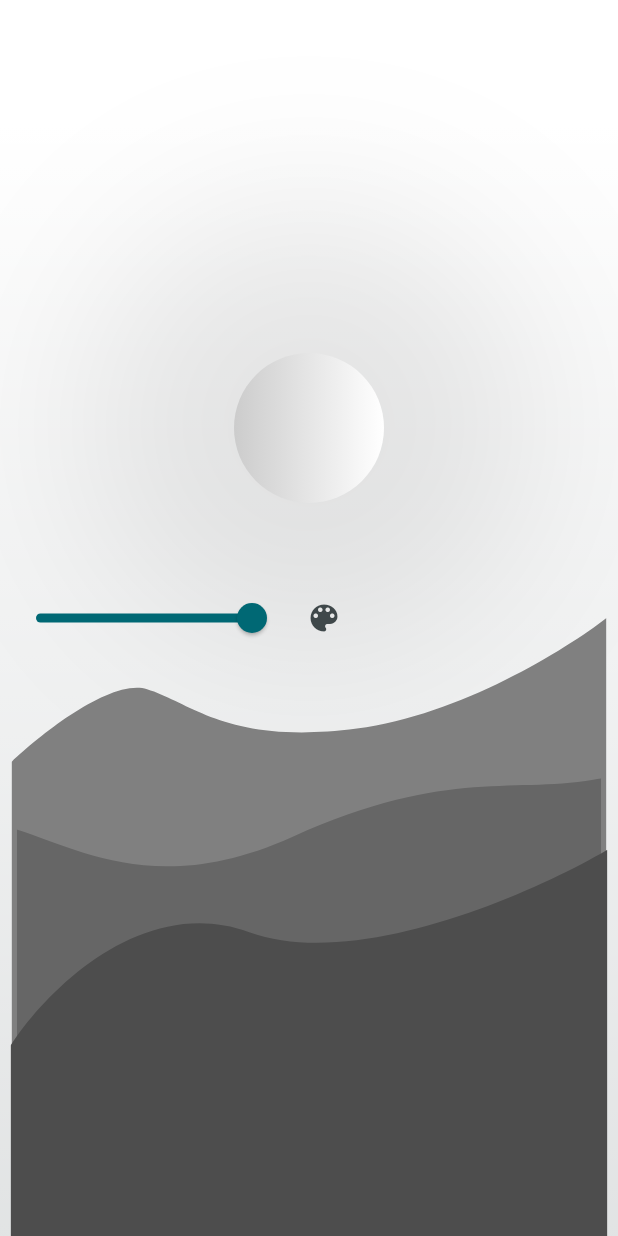
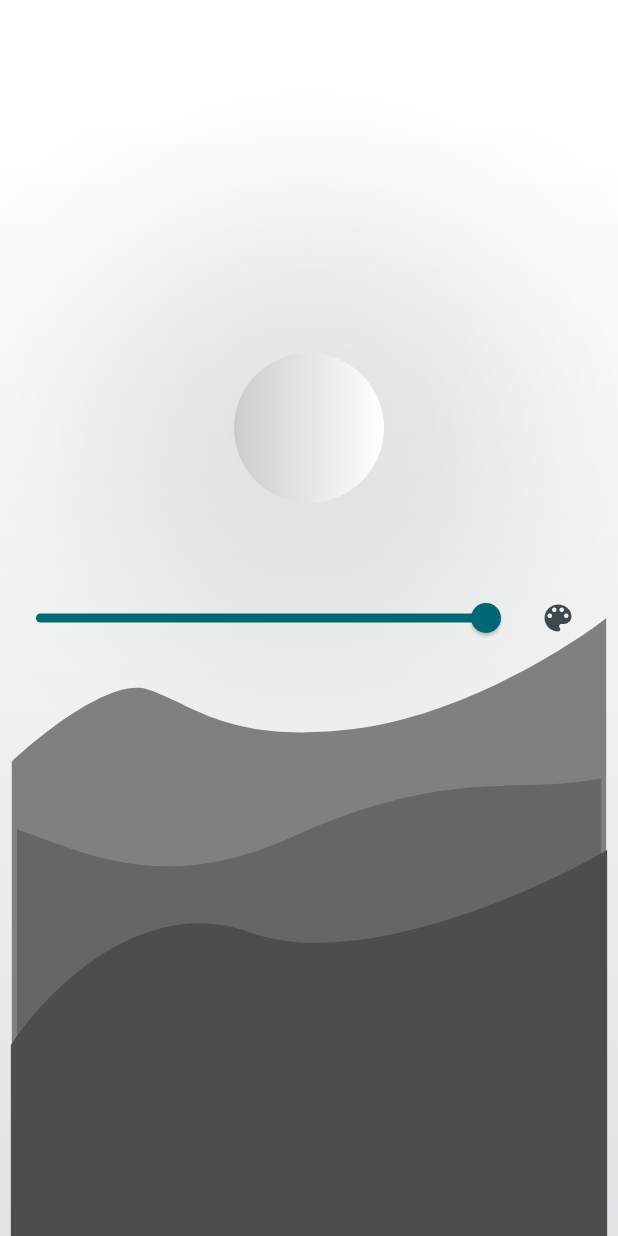
Before and after one commit to MiroKeimioniemi/LED-zeppelin-app, a Flutter app: the screen it shows after launch, on a phone screen of 412 x 824 dp. Run offline on Flutter 3.47's test engine with Material 3 defaults, Android fonts, the phone set to English and light mode, and no system bars; our stand-ins replace flutter_colorpicker, flutter_svg.

Commit message:
Edited color wheel

```diff
--- a/lib/main.dart
+++ b/lib/main.dart
@@ -86,18 +86,28 @@ class _MyHomePageState extends State<MyHomePage> {
         children: <Widget>[
           // The bottommost background element
           Consumer<LampState>(
-            builder: (context, lampState, child) => GradientBackground(
+            builder: (context, lampState, child) => GestureDetector(
+              onTap: () {
+                lampState.toggle();
+              },
+              child: GradientBackground(
                 isOn: lampState.isOn,
                 color: lampState.color,
                 brightness: lampState.brightness,
               ),
             ),
+          ),
           // CelestialBody widget is the sun/moon element that indicates the brightness level and the selected color
           Consumer<LampState>(
-            builder: (context, lampState, child) => CelestialBody(
+            builder: (context, lampState, child) => GestureDetector(
+              onTap: () {
+                lampState.toggle();
+              },
+              child: CelestialBody(
                   isDay: true,
                   brightness: lampState.brightness,
                   color: lampState.color),
+            ),
           ),
           // Midground widget is the topmost background element
           Expanded(
@@ -113,37 +123,58 @@ class _MyHomePageState extends State<MyHomePage> {
             ),
           ),
           Row(
+            mainAxisAlignment: MainAxisAlignment.center,
             children: [
-              Consumer<LampState>(
+              Expanded(
+                child: Consumer<LampState>(
                     builder: (context, lampState, child) => Slider(
                         value: lampState.brightness,
+                        min: 0.0,
                         max: 1.0,
-                    // divisions: 250,
-                    // label: '${(lampState.brightness * 100).toInt()}%',
                         onChanged: (double value) {
                           lampState.setBrightness(value);
                         }),
                 ),
+              ),
               Consumer<LampState>(
-                builder: (context, lampState, child) => IconButton(
-                  icon: Icon(Icons.color_lens),
+                builder: (context, lampState, child) => Padding(
+                  padding: const EdgeInsets.only(right: 16.0),
+                  child: IconButton(
+                    icon: const Icon(Icons.color_lens),
                     onPressed: () {
                       showModalBottomSheet(
                         context: context,
-
+                        backgroundColor: const Color.fromARGB(255, 20, 20, 20),
                         builder: (BuildContext context) {
-                        return SingleChildScrollView(
+                          return Padding(
+                            padding: const EdgeInsets.all(32.0),
+                            child: SingleChildScrollView(
+                              child: Theme(
+                                data: Theme.of(context).copyWith(
+                                  textTheme: Theme.of(context).textTheme.apply(
+                                    bodyColor: Colors.white,
+                                    displayColor: Colors.white,
+                                  ),
+                                ),
                                 child: HueRingPicker(
                                   pickerColor: lampState.color,
                                   hueRingStrokeWidth: 30,
+                                  displayThumbColor: false,
                                   onColorChanged: (Color color) {
-                              lampState.setColor(color);
+                                    if (color.red == color.green && color.green == color.blue) {
+                                      lampState.setColor(Colors.white);
+                                    } else {
+                                      lampState.setColor(HSLColor.fromColor(color).withLightness(0.7).withSaturation(1).toColor());
+                                    }
                                   },
+                                ),
+                              )
                             ),
                           );
                         },
                       );
                     },
+                  ),
                 ),
               ),
             ],
```
Lines whose indentation alone changed are shown as unchanged.
